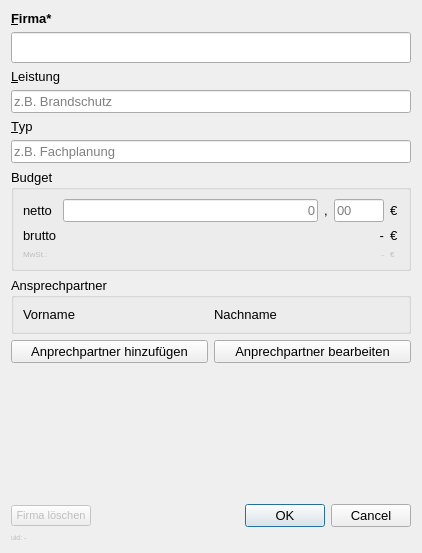
timo-y/syp-kostenfortschreibung, file ui/dlg/company_dialog.ui: the form before one commit.
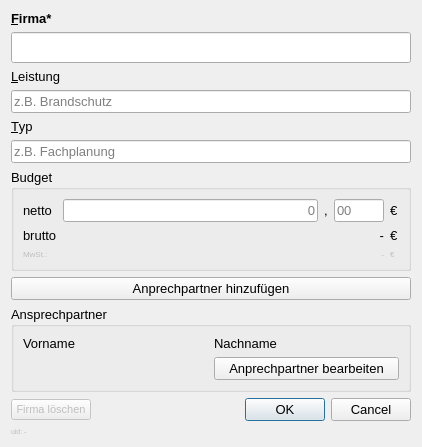
The form after the commit.

```diff
--- a/ui/dlg/company_dialog.ui
+++ b/ui/dlg/company_dialog.ui
@@ -7,7 +7,7 @@
     <x>0</x>
     <y>0</y>
     <width>422</width>
-    <height>553</height>
+    <height>441</height>
    </rect>
   </property>
   <property name="font">
@@ -263,6 +263,19 @@
      </layout>
     </widget>
    </item>
+   <item>
+    <widget class="QPushButton" name="pushButton_add_contact_person">
+     <property name="sizePolicy">
+      <sizepolicy hsizetype="Preferred" vsizetype="Preferred">
+       <horstretch>0</horstretch>
+       <verstretch>0</verstretch>
+      </sizepolicy>
+     </property>
+     <property name="text">
+      <string>Anprechpartner hinzufügen</string>
+     </property>
+    </widget>
+   </item>
    <item>
     <widget class="QGroupBox" name="groupBox_2">
      <property name="title">
@@ -270,42 +283,22 @@
      </property>
      <layout class="QVBoxLayout" name="verticalLayout_2">
       <item>
-       <layout class="QHBoxLayout" name="horizontalLayout_3">
-        <item>
+       <layout class="QGridLayout" name="gridLayout">
+        <item row="0" column="0">
          <widget class="QLabel" name="label_contact_person_first_name">
           <property name="text">
            <string>Vorname</string>
           </property>
          </widget>
         </item>
-        <item>
+        <item row="0" column="1">
          <widget class="QLabel" name="label_contact_person_last_name">
           <property name="text">
            <string>Nachname</string>
           </property>
          </widget>
         </item>
-       </layout>
-      </item>
-     </layout>
-    </widget>
-   </item>
-   <item>
-    <layout class="QHBoxLayout" name="horizontalLayout">
-     <item>
-      <widget class="QPushButton" name="pushButton_add_contact_person">
-       <property name="sizePolicy">
-        <sizepolicy hsizetype="Preferred" vsizetype="Preferred">
-         <horstretch>0</horstretch>
-         <verstretch>0</verstretch>
-        </sizepolicy>
-       </property>
-       <property name="text">
-        <string>Anprechpartner hinzufügen</string>
-       </property>
-      </widget>
-     </item>
-     <item>
+        <item row="1" column="1">
       <widget class="QPushButton" name="pushButton_edit_contact_person">
        <property name="sizePolicy">
         <sizepolicy hsizetype="Preferred" vsizetype="Preferred">
@@ -320,6 +313,12 @@
      </item>
     </layout>
    </item>
+     </layout>
+    </widget>
+   </item>
+   <item>
+    <layout class="QHBoxLayout" name="horizontalLayout"/>
+   </item>
    <item>
     <spacer name="verticalSpacer">
      <property name="orientation">
```
Left out of the diff: 1 changed line with no effect on the pictures. Lines whose indentation alone changed are shown as unchanged.
